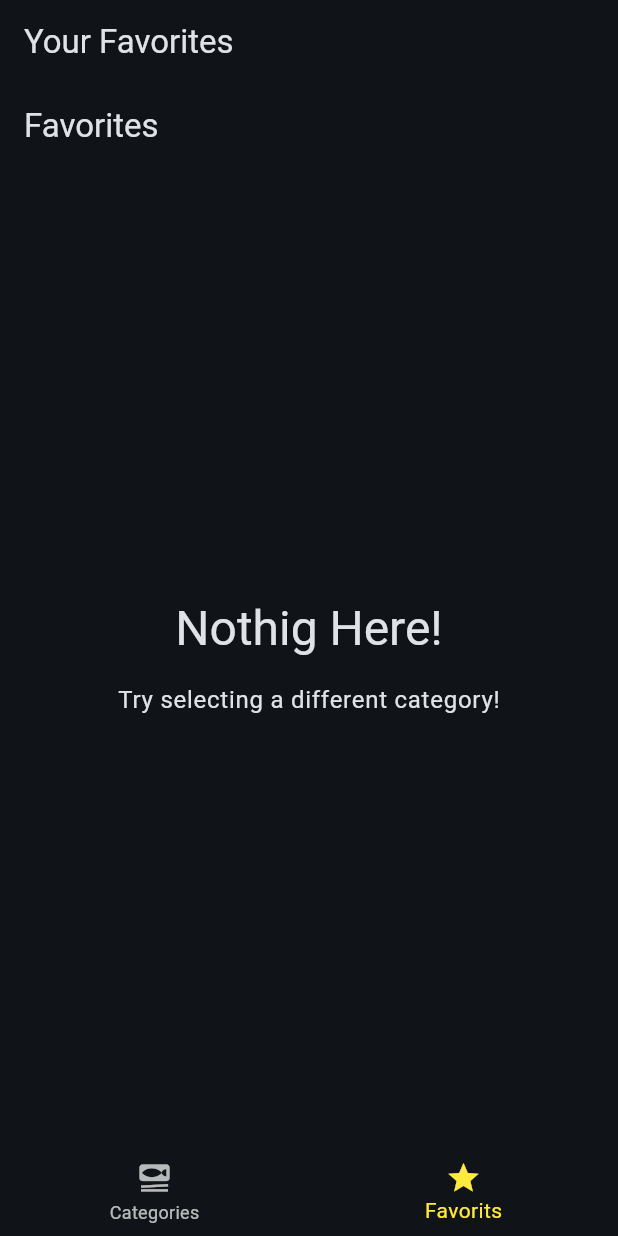
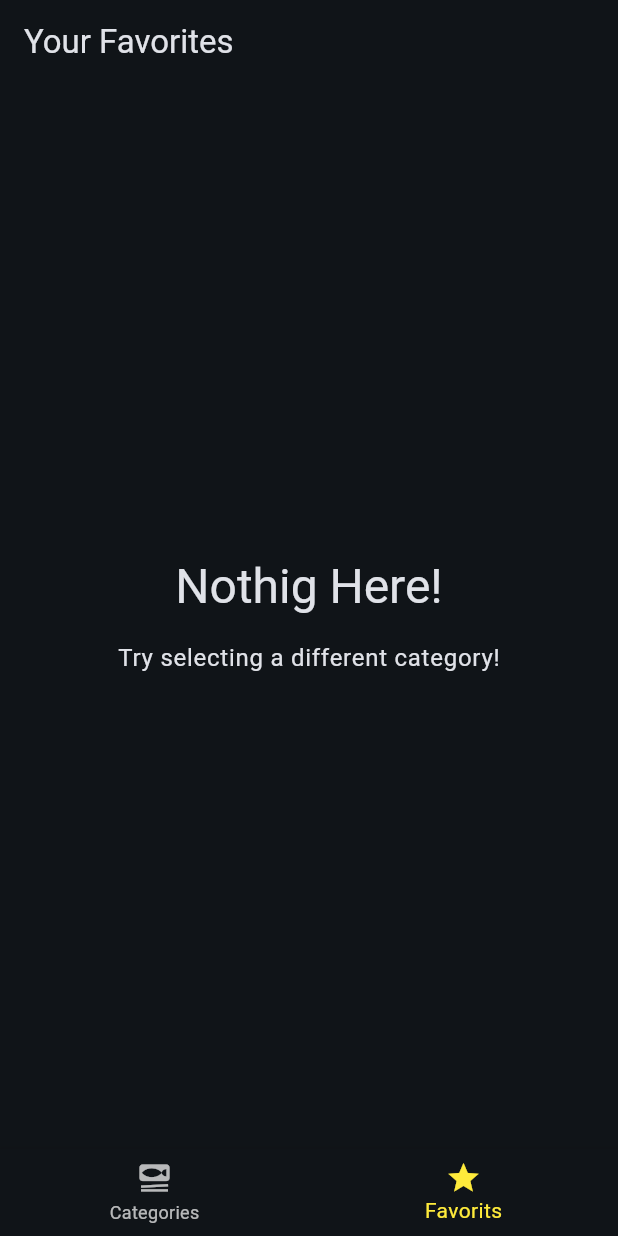
Before and after one commit to Adriatik-Berdufi/meals, a Flutter app: the screen it shows after launch, item 2 of the bottom bar chosen, on a phone screen of 412 x 824 dp. Run offline on Flutter 3.47's test engine with Material 3 defaults, Android fonts, the phone set to English and light mode, and no system bars; our stand-ins replace transparent_image.

Commit message:
fix remove duplicate appbar

```diff
--- a/lib/screens/categories.dart
+++ b/lib/screens/categories.dart
@@ -22,11 +22,7 @@ class CategoriesScreen extends StatelessWidget {
 
   @override
   Widget build(BuildContext context) {
-    return Scaffold(
-      appBar: AppBar(
-        title: const Text('Choose Category'),
-      ),
-      body: GridView(
+    return GridView(
       padding: const EdgeInsets.symmetric(horizontal: 16),
       gridDelegate: const SliverGridDelegateWithFixedCrossAxisCount(
         crossAxisCount: 2,
@@ -44,7 +40,6 @@ class CategoriesScreen extends StatelessWidget {
             },
           )
       ],
-      ),
     );
   }
 }
--- a/lib/screens/meals.dart
+++ b/lib/screens/meals.dart
@@ -6,11 +6,11 @@ import 'package:meals/widgets/meal_item.dart';
 class MealsScreen extends StatelessWidget {
   const MealsScreen({
     super.key,
-    required this.title,
+    this.title,
     required this.meals,
   });
 
-  final String title;
+  final String? title;
   final List<Meal> meals;
 
   void selectMeal(BuildContext context, Meal meal) {
@@ -55,12 +55,15 @@ class MealsScreen extends StatelessWidget {
             MealItem(meal: meals[index], onSelectMeal: selectMeal),
       );
     }
-
-    return Scaffold(
-      appBar: AppBar(
-        title: Text(title),
-      ),
-      body: body,
-    );
+    if (title == null) {
+      return body;
+    } else {
+      return Scaffold(
+        appBar: AppBar(
+          title: Text(title!),
+        ),
+        body: body,
+      );
+    }
   }
 }
--- a/lib/screens/tabs.dart
+++ b/lib/screens/tabs.dart
@@ -25,7 +25,7 @@ class _TabsScreenState extends State<TabsSreen> {
     var activePageTite = 'Categories';
 
     if (_selectedPageIndex == 1) {
-      activePage = const MealsScreen(title: 'Favorites', meals: []);
+      activePage = const MealsScreen(meals: []);
       activePageTite = 'Your Favorites';
     }
     return Scaffold(
```
Lines whose indentation alone changed are shown as unchanged.
